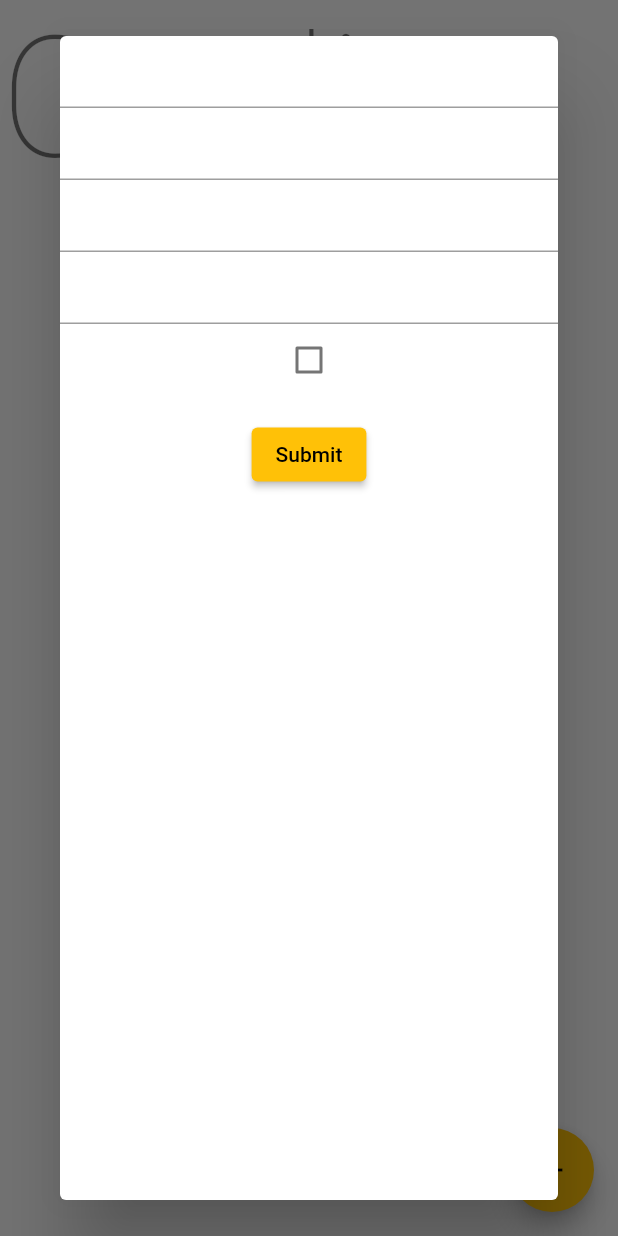
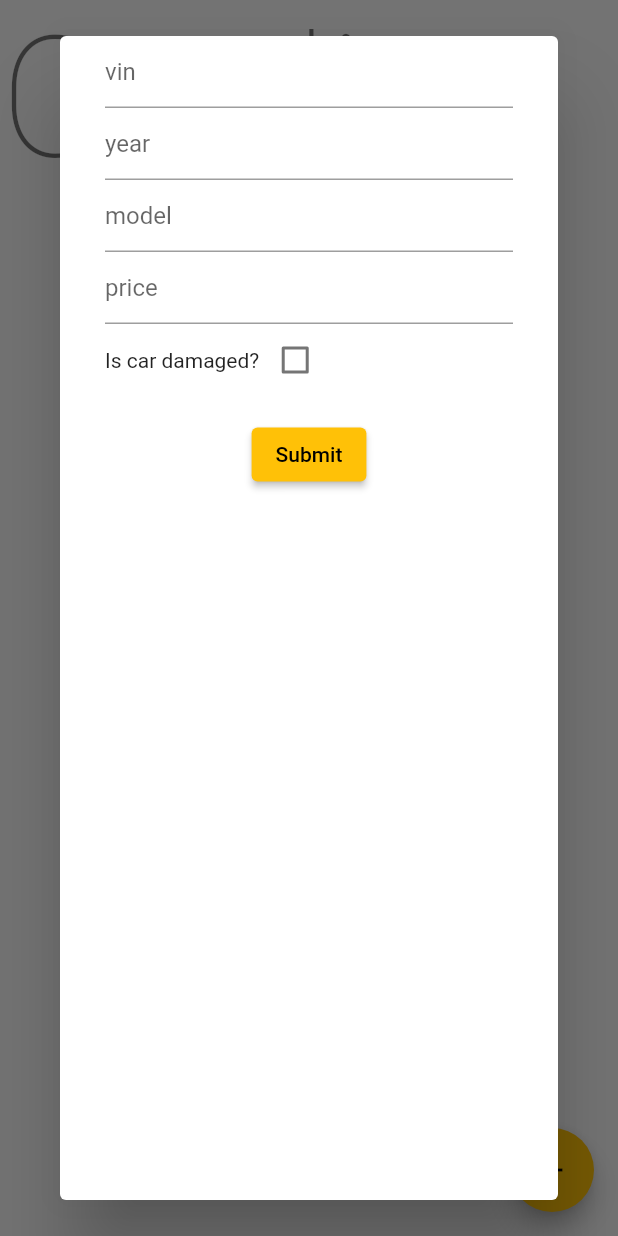
Before and after one commit to tyanochkuby/hive_example, a Flutter app: the screen it shows after launch, after a tap on the "add" icon, on a phone screen of 412 x 824 dp. Run offline on Flutter 3.47's test engine with Material 2 defaults, Android fonts, the phone set to English and light mode, and no system bars; our stand-ins replace bloc, flutter_bloc, hive, hive_flutter; accounts and stored records are empty.

Commit message:
lables added to dialog textfields

```diff
--- a/lib/pages/cars_page.dart
+++ b/lib/pages/cars_page.dart
@@ -200,28 +200,39 @@ class _CarCreateDialogState extends State<CarCreateDialog> {
   @override
   Widget build(BuildContext context) {
     return Dialog(
+      child: Padding(
+        padding: const EdgeInsets.symmetric(horizontal: 30),
         child: Column(children: [
           TextFormField(
+            decoration: const InputDecoration(hintText: 'vin'),
             controller: vinController,
             keyboardType: TextInputType.text,
           ),
           TextFormField(
+            decoration: const InputDecoration(hintText: 'year'),
             controller: yearController,
             keyboardType: TextInputType.number,
           ),
           TextFormField(
+            decoration: const InputDecoration(hintText: 'model'),
             controller: modelController,
             keyboardType: TextInputType.text,
           ),
           TextFormField(
+            decoration: const InputDecoration(hintText: 'price'),
             controller: priceController,
             keyboardType: TextInputType.number,
           ),
+          Row(
+            children: [
+              const Text('Is car damaged?'),
               Checkbox(
                   value: isDamaged,
                   onChanged: ((newValue) => setState(() {
                         isDamaged = newValue!;
                       }))),
+            ],
+          ),
           errorMessage == ''
               ? const SizedBox(
                   height: 15,
@@ -230,12 +241,14 @@ class _CarCreateDialogState extends State<CarCreateDialog> {
                   height: 15,
                   child: Text(
                     errorMessage,
-                  style:
-                      const TextTheme().bodyMedium!.copyWith(color: Colors.red),
+                    style: const TextTheme()
+                        .bodyMedium!
+                        .copyWith(color: Colors.red),
                   )),
           ElevatedButton(
               onPressed: () {
-              errorMessage = (vinController.text.isEmpty ? 'Enter VIN\n' : '') +
+                errorMessage =
+                    (vinController.text.isEmpty ? 'Enter VIN\n' : '') +
                         (yearController.text.isEmpty ? 'Enter year\n' : '') +
                         (modelController.text.isEmpty ? 'Enter model\n' : '') +
                         (priceController.text.isEmpty ? 'Enter price\n' : '');
@@ -250,6 +263,7 @@ class _CarCreateDialogState extends State<CarCreateDialog> {
               },
               child: const Text('Submit'))
         ]),
+      ),
     );
   }
 }
```
Lines whose indentation alone changed are shown as unchanged.
